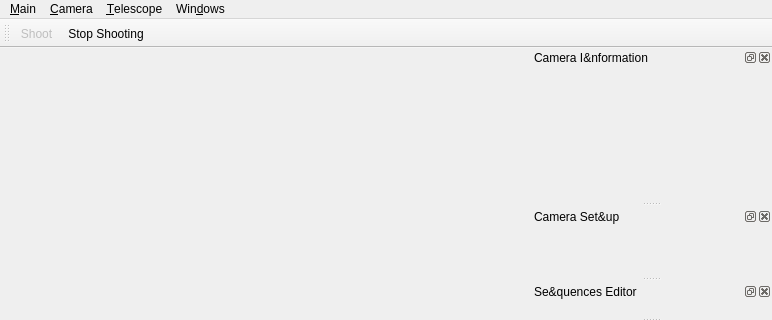
The window that src/ui/dslr_shooter_window.ui (Edlward/GalaxyHunter) describes before a commit, drawn with Qt 5; both pictures show x 0 to 772 and y 0 to 320 of the 772 by 935 pixel window.
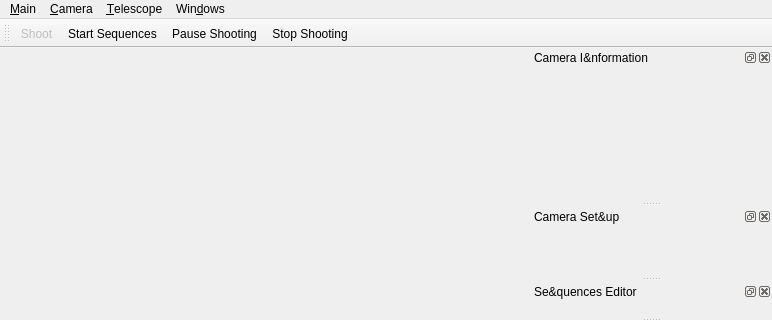
The same window after the commit. Icons and pictures are not drawn. Custom widgets are drawn as their Qt base class.

Commit message: initial sequence support working

```diff
--- a/src/ui/dslr_shooter_window.ui
+++ b/src/ui/dslr_shooter_window.ui
@@ -313,6 +313,8 @@
     <bool>false</bool>
    </attribute>
    <addaction name="actionShoot"/>
+   <addaction name="actionStart_Sequences"/>
+   <addaction name="actionPause_Shooting"/>
    <addaction name="actionStop_Shooting"/>
   </widget>
   <action name="actionConnect_LinGuider">
@@ -483,6 +485,24 @@
     <string>A&amp;bout Qt</string>
    </property>
   </action>
+  <action name="actionPause_Shooting">
+   <property name="icon">
+    <iconset theme="media-playback-pause">
+     <normaloff/>
+    </iconset>
+   </property>
+   <property name="text">
+    <string>Pause Shooting</string>
+   </property>
+  </action>
+  <action name="actionStart_Sequences">
+   <property name="icon">
+    <iconset theme="media-playback-start"/>
+   </property>
+   <property name="text">
+    <string>Start Sequences</string>
+   </property>
+  </action>
  </widget>
  <customwidgets>
   <customwidget>
```
The commit also changes 3 other files.
